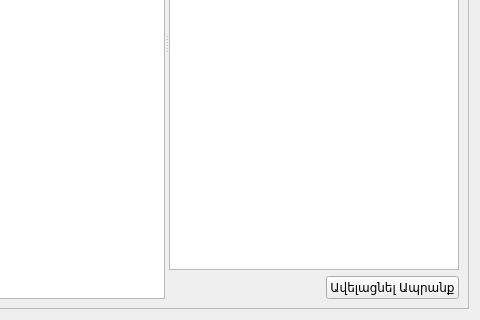
This is src/storages.ui in ADCompany/AD-Farm as Qt 5 draws it before an edit; both pictures show x 146 to 626 and y 235 to 555 of the 626 by 555 pixel window. The edited form follows.
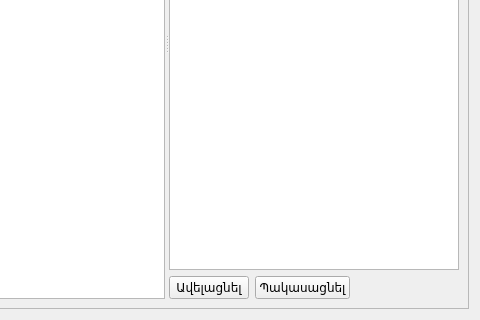
This is the edited form. Icons and pictures are not drawn.

```diff
--- a/src/storages.ui
+++ b/src/storages.ui
@@ -41,7 +41,7 @@
            </font>
           </property>
          </widget>
-         <widget class="QWidget" name="layoutWidget">
+         <widget class="QWidget" name="">
           <layout class="QVBoxLayout" name="verticalLayout">
            <item>
             <widget class="QTableView" name="tableView">
@@ -55,6 +55,28 @@
            </item>
            <item>
             <layout class="QHBoxLayout" name="horizontalLayout">
+             <item>
+              <widget class="QPushButton" name="btnAddItem">
+               <property name="text">
+                <string>Ավելացնել</string>
+               </property>
+               <property name="icon">
+                <iconset resource="farmmanager.qrc">
+                 <normaloff>:/FarmManager/Resources/add1.png</normaloff>:/FarmManager/Resources/add1.png</iconset>
+               </property>
+              </widget>
+             </item>
+             <item>
+              <widget class="QPushButton" name="btnSubItem">
+               <property name="text">
+                <string>Պակասացնել</string>
+               </property>
+               <property name="icon">
+                <iconset resource="farmmanager.qrc">
+                 <normaloff>:/FarmManager/Resources/subtract.png</normaloff>:/FarmManager/Resources/subtract.png</iconset>
+               </property>
+              </widget>
+             </item>
              <item>
               <spacer name="horizontalSpacer">
                <property name="orientation">
@@ -68,17 +90,6 @@
                </property>
               </spacer>
              </item>
-             <item>
-              <widget class="QPushButton" name="btnAddItem">
-               <property name="text">
-                <string>Ավելացնել Ապրանք</string>
-               </property>
-               <property name="icon">
-                <iconset resource="farmmanager.qrc">
-                 <normaloff>:/FarmManager/Resources/add1.png</normaloff>:/FarmManager/Resources/add1.png</iconset>
-               </property>
-              </widget>
-             </item>
             </layout>
            </item>
           </layout>
```
